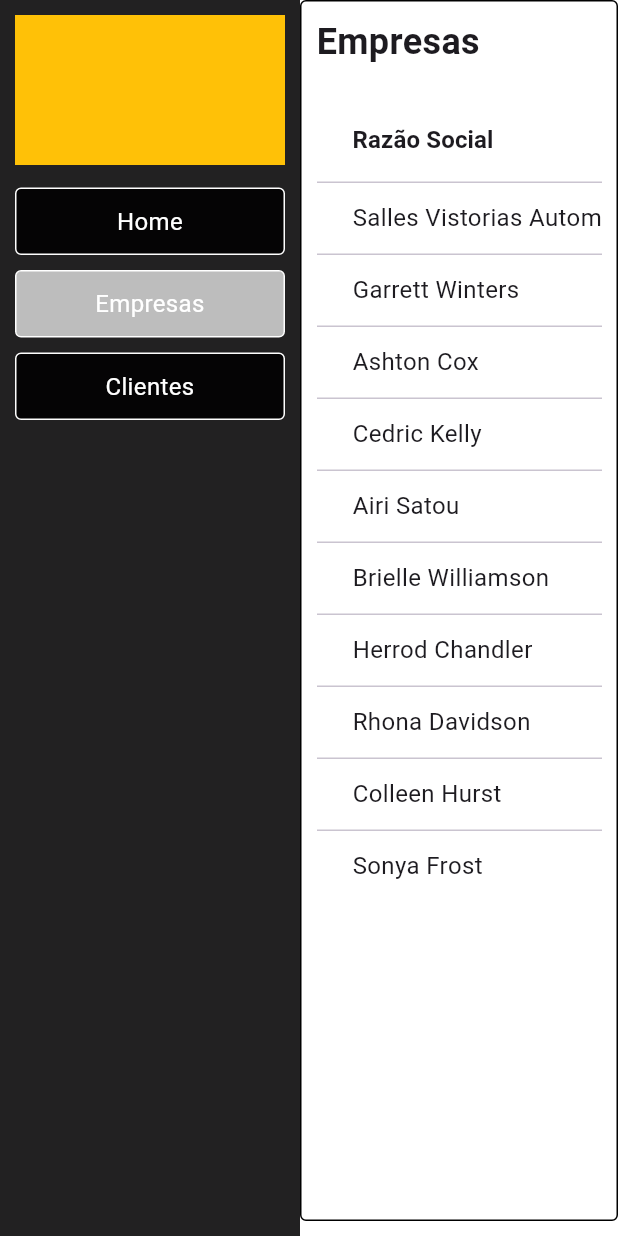
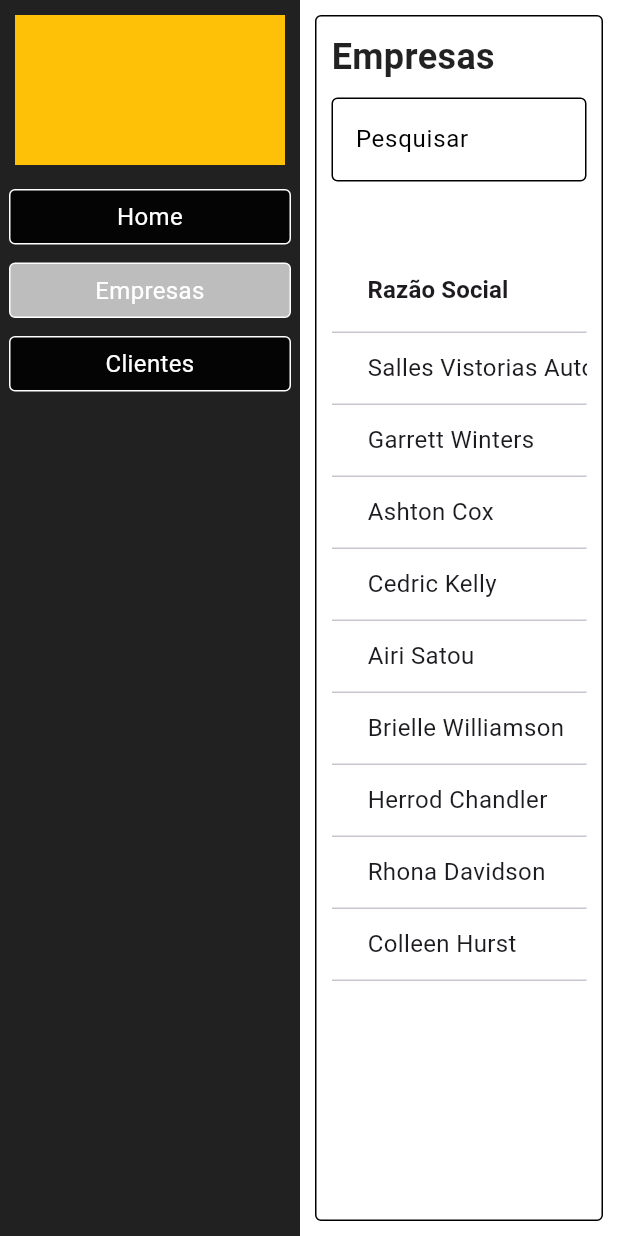
Before and after one commit to DanielPaivaSalles/certeira, a Flutter app: the DashboardPage screen opened directly, after a tap on "Empresas", on a phone screen of 412 x 824 dp. Run offline on Flutter 3.47's test engine with Material 3 defaults, Android fonts, the phone set to English and light mode, and no system bars; missing offline and left inert: window_size; project files that could hold a hidden picture were left out.

Commit message:
Filtro e tabela provisória implementada. Realizar consulta com base de dados agora.

```diff
--- a/flutter_app/lib/app/core/widgets/custom_buttom.dart
+++ b/flutter_app/lib/app/core/widgets/custom_buttom.dart
@@ -4,12 +4,14 @@ class CustomButton extends StatefulWidget {
   final String label;
   final bool isSelected;
   final void Function() onTap;
+  final IconData? icon;
 
   const CustomButton({
     super.key,
     required this.label,
     required this.isSelected,
     required this.onTap,
+    this.icon,
   });
 
   @override
@@ -37,18 +39,21 @@ class _CustomButtonState extends State<CustomButton> {
       child: GestureDetector(
         onTap: widget.onTap,
         child: Container(
-          margin: const EdgeInsets.symmetric(horizontal: 10, vertical: 5),
-          padding: const EdgeInsets.symmetric(vertical: 10, horizontal: 10),
+          margin: const EdgeInsets.symmetric(horizontal: 6, vertical: 6),
+          padding: const EdgeInsets.symmetric(vertical: 6, horizontal: 6),
           decoration: BoxDecoration(
             border: Border.all(color: Colors.white, width: 1),
             color: backgroundColor,
             borderRadius: BorderRadius.circular(4),
           ),
-          child: Text(
-            widget.label,
-            style: const TextStyle(color: Colors.white, fontSize: 16),
-            textAlign: TextAlign.center,
-          ),
+          child:
+              widget.icon != null
+                  ? Icon(widget.icon, color: Colors.white, size: 18)
+                  : Text(
+                    widget.label,
+                    style: const TextStyle(color: Colors.white, fontSize: 16),
+                    textAlign: TextAlign.center,
+                  ),
         ),
       ),
     );
--- a/flutter_app/lib/app/core/widgets/custom_container_white.dart
+++ b/flutter_app/lib/app/core/widgets/custom_container_white.dart
@@ -9,13 +9,13 @@ class CustomContainerWhite extends StatelessWidget {
   Widget build(BuildContext context) {
     return Container(
       padding: const EdgeInsets.all(10),
-      margin: const EdgeInsets.only(bottom: 10),
+      margin: const EdgeInsets.all(10),
       decoration: BoxDecoration(
         color: Colors.white,
         border: Border.all(color: Colors.black),
         borderRadius: BorderRadius.circular(4),
       ),
-      child: child,
+      child: Expanded(child: child),
     );
   }
 }
--- a/flutter_app/lib/app/core/widgets/custom_text_tabela_titulo.dart
+++ b/flutter_app/lib/app/core/widgets/custom_text_tabela_titulo.dart
@@ -9,7 +9,11 @@ class CustomTextTabelaTitulo extends StatelessWidget {
   Widget build(BuildContext context) {
     return Text(
       text,
-      style: TextStyle(fontSize: 24, fontWeight: FontWeight.bold),
+      style: TextStyle(
+        fontSize: 24,
+        fontWeight: FontWeight.bold,
+        color: Colors.black87,
+      ),
     );
   }
 }
--- /dev/null
+++ b/flutter_app/lib/app/core/widgets/custom_textfield_filtro.dart
@@ -0,0 +1,34 @@
+import 'package:flutter/material.dart';
+
+class CustomTextFieldFiltro extends StatelessWidget {
+  final String label;
+  final TextEditingController? controller;
+  final bool obscureText;
+
+  const CustomTextFieldFiltro({
+    super.key,
+    required this.label,
+    this.controller,
+    this.obscureText = false,
+  });
+
+  @override
+  Widget build(BuildContext context) {
+    return TextField(
+      controller: controller,
+      obscureText: obscureText,
+      decoration: InputDecoration(
+        labelText: label,
+        labelStyle: const TextStyle(color: Colors.black),
+        filled: true,
+        fillColor: Colors.white,
+        enabledBorder: OutlineInputBorder(
+          borderSide: const BorderSide(color: Colors.black),
+        ),
+        focusedBorder: OutlineInputBorder(
+          borderSide: const BorderSide(color: Colors.black),
+        ),
+      ),
+    );
+  }
+}
--- a/flutter_app/lib/app/modules/dashboard/pages/dashboard_page.dart
+++ b/flutter_app/lib/app/modules/dashboard/pages/dashboard_page.dart
@@ -25,9 +25,9 @@ class _DashboardPageState extends State<DashboardPage> {
     });
 
     // Inicializa os estados de hover
-    ['Home', 'Empresas', 'Clientes'].forEach((opcao) {
+    for (var opcao in ['Home', 'Empresas', 'Clientes']) {
       hovering[opcao] = false;
-    });
+    }
   }
 
   Widget _buildMenuButton(String opcao) {
--- a/flutter_app/lib/app/modules/empresa/pages/empresas_page.dart
+++ b/flutter_app/lib/app/modules/empresa/pages/empresas_page.dart
@@ -1,8 +1,10 @@
 import 'package:flutter/material.dart';
+import 'package:flutter_app/app/core/widgets/custom_buttom.dart';
 import 'package:flutter_app/app/core/widgets/custom_container_white.dart';
 import 'package:flutter_app/app/core/widgets/custom_text_tabela_titulo.dart';
 import 'package:flutter_app/app/core/widgets/custom_text_tabela_cabecalho.dart';
 import 'package:flutter_app/app/core/widgets/custom_text_tabela_texto.dart';
+import 'package:flutter_app/app/core/widgets/custom_textfield_filtro.dart';
 
 class EmpresasPage extends StatefulWidget {
   const EmpresasPage({super.key});
@@ -12,79 +14,121 @@ class EmpresasPage extends StatefulWidget {
 }
 
 class _EmpresasPageState extends State<EmpresasPage> {
+  final TextEditingController _searchController = TextEditingController();
+
+  // Lista original de dados
+  late List<List<String>> allRows;
+
+  // Lista que exibe na tabela
+  late List<List<String>> filteredRows;
+
+  @override
+  void initState() {
+    super.initState();
+
+    allRows = [
+      [
+        'Salles Vistorias Automotivas Ltda',
+        'Salles Vistorias',
+        '60.808.249/0001-50',
+        'Santa Cruz do Rio Pardo/SP',
+      ],
+      ['Garrett Winters', 'Accountant', 'Tokyo', '63'],
+      ['Ashton Cox', 'Junior Technical Author', 'San Francisco', '66'],
+      ['Cedric Kelly', 'Senior Javascript Developer', 'Edinburgh', '22'],
+      ['Airi Satou', 'Accountant', 'Tokyo', '33'],
+      ['Brielle Williamson', 'Integration Specialist', 'New York', '61'],
+      ['Herrod Chandler', 'Sales Assistant', 'San Francisco', '59'],
+      ['Rhona Davidson', 'Integration Specialist', 'Tokyo', '55'],
+      ['Colleen Hurst', 'Javascript Developer', 'San Francisco', '39'],
+      ['Sonya Frost', 'Software Engineer', 'Edinburgh', '23'],
+      [
+        'Salles Vistorias Automotivas Ltda',
+        'Salles Vistorias',
+        '60.808.249/0001-50',
+        'Santa Cruz do Rio Pardo/SP',
+      ],
+      ['Garrett Winters', 'Accountant', 'Tokyo', '63'],
+    ];
+
+    filteredRows = List.from(allRows);
+
+    _searchController.addListener(_onSearchChanged);
+  }
+
+  void _onSearchChanged() {
+    String search = _searchController.text.toLowerCase();
+
+    setState(() {
+      filteredRows =
+          allRows.where((row) {
+            return row.any((cell) => cell.toLowerCase().contains(search));
+          }).toList();
+    });
+  }
+
+  @override
+  void dispose() {
+    _searchController.dispose();
+    super.dispose();
+  }
+
   @override
   Widget build(BuildContext context) {
     return CustomContainerWhite(
       child: Column(
         crossAxisAlignment: CrossAxisAlignment.start,
         children: [
-          // Título (equivalente ao <h1 class="m-0">DataTables</h1>)
           const CustomTextTabelaTitulo(text: 'Empresas'),
-          const SizedBox(height: 20),
-          // Tabela
-          SingleChildScrollView(
-            scrollDirection: Axis.horizontal,
+          const SizedBox(height: 10),
+
+          // Campo de filtro
+          Container(
+            height: 100,
+            width: 1200,
+            alignment: Alignment.centerRight,
+            child: SizedBox(
+              height: 100,
+              width: 400,
+              child: Column(
+                crossAxisAlignment: CrossAxisAlignment.end,
+                children: [
+                  CustomTextFieldFiltro(
+                    label: 'Pesquisar',
+                    controller: _searchController,
+                  ),
+                ],
+              ),
+            ),
+          ),
+
+          // Tabela scrollável
+          SizedBox(
+            height: 500,
+            child: SingleChildScrollView(
+              scrollDirection: Axis.vertical,
+              child: SizedBox(
+                width: 1200,
                 child: DataTable(
                   columns: const [
                     DataColumn(
                       label: CustomTextTabelaCabecalho(text: 'Razão Social'),
                     ),
-                DataColumn(label: CustomTextTabelaCabecalho(text: 'Fantasia')),
+                    DataColumn(
+                      label: CustomTextTabelaCabecalho(text: 'Fantasia'),
+                    ),
                     DataColumn(label: CustomTextTabelaCabecalho(text: 'CNPJ')),
-                DataColumn(label: CustomTextTabelaCabecalho(text: 'Cidade')),
+                    DataColumn(
+                      label: CustomTextTabelaCabecalho(text: 'Cidade'),
+                    ),
+                    DataColumn(label: CustomTextTabelaCabecalho(text: 'Ações')),
                   ],
-              rows: [
-                _buildRow(
-                  'Salles Vistorias Automotivas Ltda',
-                  'Salles Vistorias',
-                  '60.808.249/0001-50',
-                  'Santa Cruz do Rio Pardo/SP',
+                  rows:
+                      filteredRows.map((row) {
+                        return _buildRow(row[0], row[1], row[2], row[3]);
+                      }).toList(),
                 ),
-                _buildRow('Garrett Winters', 'Accountant', 'Tokyo', '63'),
-                _buildRow(
-                  'Ashton Cox',
-                  'Junior Technical Author',
-                  'San Francisco',
-                  '66',
               ),
-                _buildRow(
-                  'Cedric Kelly',
-                  'Senior Javascript Developer',
-                  'Edinburgh',
-                  '22',
-                ),
-                _buildRow('Airi Satou', 'Accountant', 'Tokyo', '33'),
-                _buildRow(
-                  'Brielle Williamson',
-                  'Integration Specialist',
-                  'New York',
-                  '61',
-                ),
-                _buildRow(
-                  'Herrod Chandler',
-                  'Sales Assistant',
-                  'San Francisco',
-                  '59',
-                ),
-                _buildRow(
-                  'Rhona Davidson',
-                  'Integration Specialist',
-                  'Tokyo',
-                  '55',
-                ),
-                _buildRow(
-                  'Colleen Hurst',
-                  'Javascript Developer',
-                  'San Francisco',
-                  '39',
-                ),
-                _buildRow(
-                  'Sonya Frost',
-                  'Software Engineer',
-                  'Edinburgh',
-                  '23',
-                ),
-              ],
             ),
           ),
         ],
@@ -95,10 +139,38 @@ class _EmpresasPageState extends State<EmpresasPage> {
   DataRow _buildRow(String name, String position, String office, String age) {
     return DataRow(
       cells: [
-        DataCell(CustomTextTabelaTexto(text: name)),
-        DataCell(CustomTextTabelaTexto(text: position)),
-        DataCell(CustomTextTabelaTexto(text: office)),
-        DataCell(CustomTextTabelaTexto(text: age)),
+        DataCell(
+          SizedBox(width: 250, child: CustomTextTabelaTexto(text: name)),
+        ),
+        DataCell(
+          SizedBox(width: 150, child: CustomTextTabelaTexto(text: position)),
+        ),
+        DataCell(
+          SizedBox(width: 150, child: CustomTextTabelaTexto(text: office)),
+        ),
+        DataCell(SizedBox(width: 210, child: CustomTextTabelaTexto(text: age))),
+        DataCell(
+          SizedBox(
+            width: 100,
+            child: Row(
+              children: [
+                CustomButton(
+                  label: '',
+                  isSelected: false,
+                  icon: Icons.edit,
+                  onTap: () => print('Editar $name'),
+                ),
+                const SizedBox(width: 8),
+                CustomButton(
+                  label: '',
+                  isSelected: false,
+                  icon: Icons.delete,
+                  onTap: () => print('Excluir $name'),
+                ),
+              ],
+            ),
+          ),
+        ),
       ],
     );
   }
```
Lines whose indentation alone changed are shown as unchanged.
